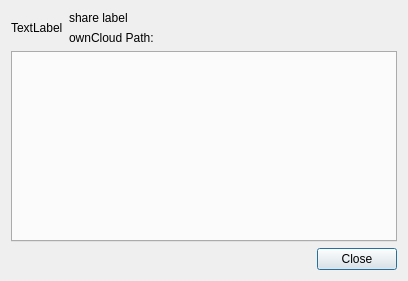
nextcloud/desktop, file src/gui/sharedialog.ui: the form before one commit.
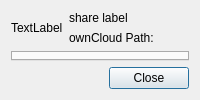
The form after the commit.

Commit message:
Limit window size to 2/3
Fixes: #8366

What changed in the file:
```diff
--- a/src/gui/sharedialog.ui
+++ b/src/gui/sharedialog.ui
@@ -2,14 +2,6 @@
 <ui version="4.0">
  <class>OCC::ShareDialog</class>
  <widget class="QDialog" name="OCC::ShareDialog">
-  <property name="geometry">
-   <rect>
-    <x>0</x>
-    <y>0</y>
-    <width>408</width>
-    <height>281</height>
-   </rect>
-  </property>
   <property name="windowTitle">
    <string>Dialog</string>
   </property>
```
The commit also changes 7 other files.
